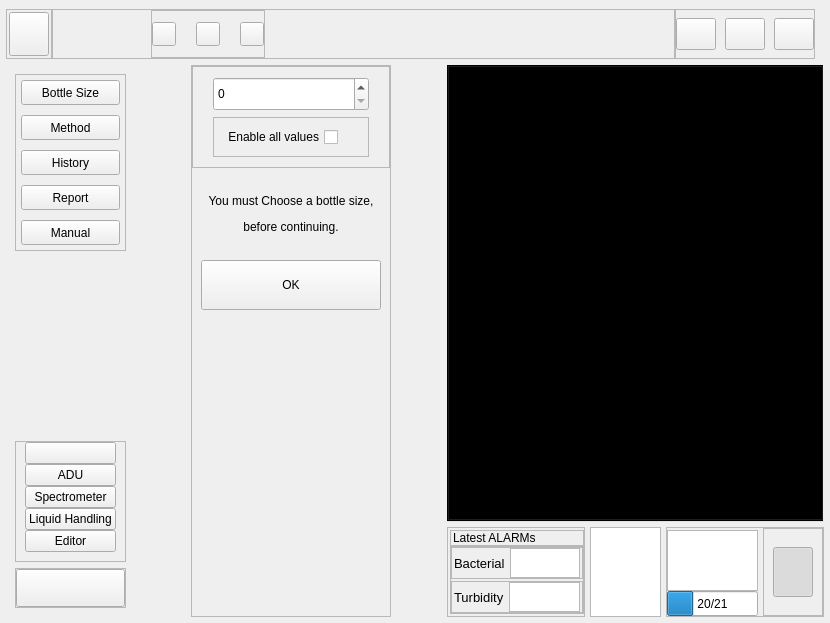
Above: Qt_files/Colifast_ALARM.ui from Stianein/Colifast_ALARM before the change. Below: the same form after it.
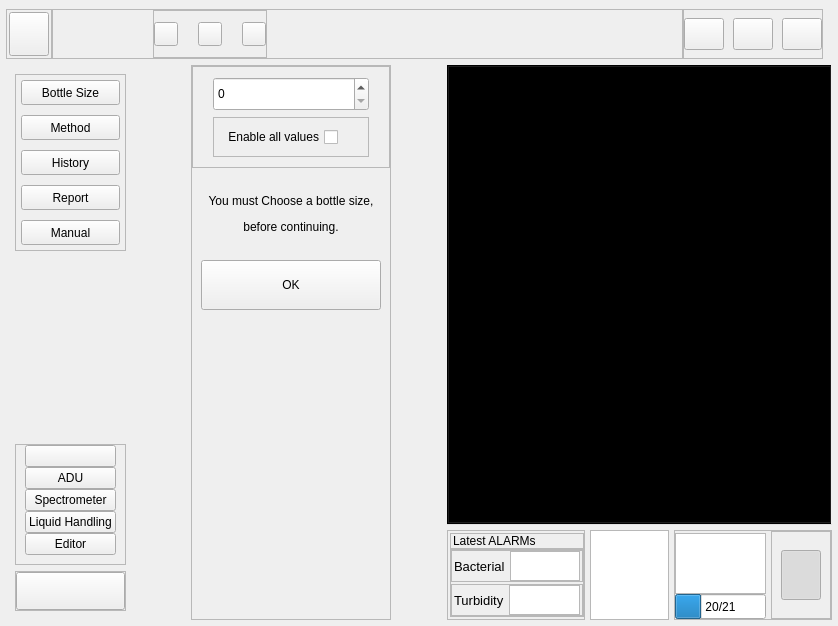
That is the form after the change. Icons and pictures are not drawn.

Commit message: Fixed exit warning so you dont close the sw by accident. Fixed password and username of log in to advaced, so the hash is dependent on both.

Diff of the .ui file:
```diff
--- a/Qt_files/Colifast_ALARM.ui
+++ b/Qt_files/Colifast_ALARM.ui
@@ -9,8 +9,8 @@
    <rect>
     <x>0</x>
     <y>0</y>
-    <width>830</width>
-    <height>609</height>
+    <width>838</width>
+    <height>626</height>
    </rect>
   </property>
   <property name="sizePolicy">
```
The commit also changes 2 other files.
